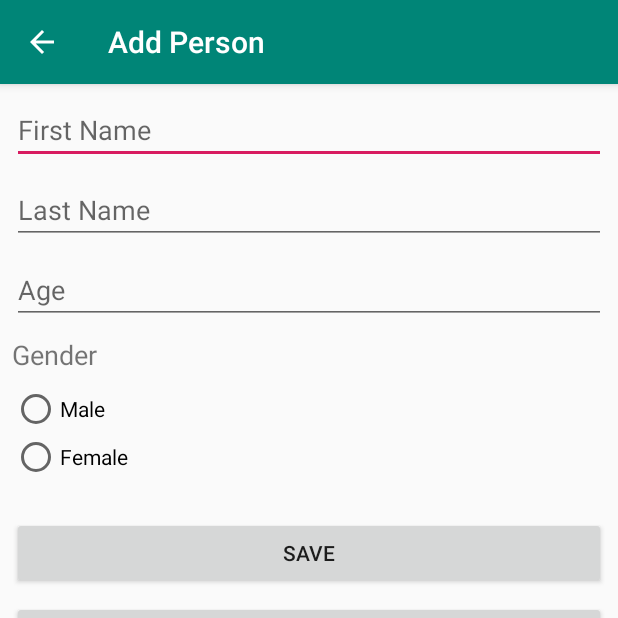
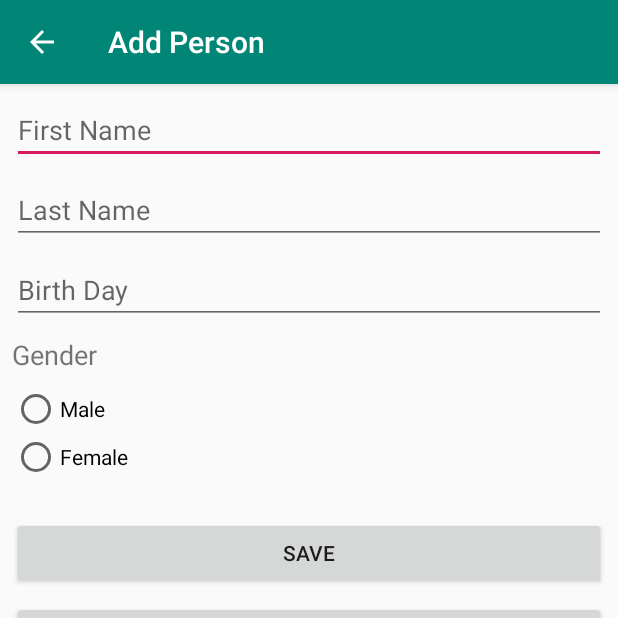
Before and after one commit to lufimon/cdgsWorkshop, an Android app: the LocalActivity screen opened directly, with no data from a screen before it, after a tap on "ADD", on a phone screen of 412 x 824 dp, the top half of it. Run offline under Robolectric (Android 15) with nearby library versions, the phone set to English and light mode, and no system bars; our stand-ins replace Room's generated code.

Commit message:
fix edittext to datepicker

```diff
--- a/app/src/main/java/th/co/cdgs/workshop1/local/LocalAdapter.kt
+++ b/app/src/main/java/th/co/cdgs/workshop1/local/LocalAdapter.kt
@@ -38,7 +38,7 @@ class LocalAdapter : /* two add implement abstract recycleview adapter and three
         //after init component item
         val data = dataList[position]
         holder.txtFullName.text = data.firstName.plus(" ").plus(data.lastName)
-        holder.txtAge.text = data.age.toString()
+        holder.txtAge.text = data.birthDay.toString()
         holder.txtGender.text = data.gender
 
         //after create insert person go to entity add Serializable
--- a/app/src/main/java/th/co/cdgs/workshop1/local/data/Person.kt
+++ b/app/src/main/java/th/co/cdgs/workshop1/local/data/Person.kt
@@ -11,6 +11,6 @@ data class Person(
     @PrimaryKey(autoGenerate = true) var id: Int? = null,
     @ColumnInfo(name = "first_name") var firstName: String? = null,
     @ColumnInfo(name = "last_name") var lastName: String? = null,
-    @ColumnInfo(name = "age") var age: Int? = null,
+    @ColumnInfo(name = "birthDay") var birthDay: String? = null,
     @ColumnInfo(name = "gender") var gender: String? = null
 ): /*add when update section*/Serializable
--- a/app/src/main/res/layout/activity_local_add.xml
+++ b/app/src/main/res/layout/activity_local_add.xml
@@ -30,10 +30,11 @@
             android:layout_height="wrap_content"
             android:ems="10"
             android:id="@+id/edt_age"
+            android:focusable="false"
             app:layout_constraintStart_toStartOf="parent" android:layout_marginStart="8dp"
             app:layout_constraintEnd_toEndOf="parent" android:layout_marginEnd="8dp"
             android:layout_marginTop="8dp" app:layout_constraintTop_toBottomOf="@+id/edt_last_name"
-            android:inputType="number" android:hint="Age"/>
+            android:hint="Birth Day" android:inputType="textPersonName"/>
     <TextView
             android:text="Gender"
             android:layout_width="wrap_content"
--- a/app/src/main/res/layout/item_person_detail.xml
+++ b/app/src/main/res/layout/item_person_detail.xml
@@ -25,7 +25,7 @@
                     android:layout_marginStart="8dp" app:layout_constraintEnd_toEndOf="parent"
                     android:layout_marginEnd="8dp"/>
             <TextView
-                    android:text="อายุ"
+                    android:text="วันเกิด"
                     android:layout_width="wrap_content"
                     android:layout_height="wrap_content" android:id="@+id/txt_lb_age"
                     app:layout_constraintTop_toBottomOf="@+id/txt_fullname"
```
Also changed, not shown: app/src/main/java/th/co/cdgs/workshop1/Utils.kt (+28 -0 lines), app/src/main/java/th/co/cdgs/workshop1/local/LocalAddActivity.kt (+10 -4 lines).
